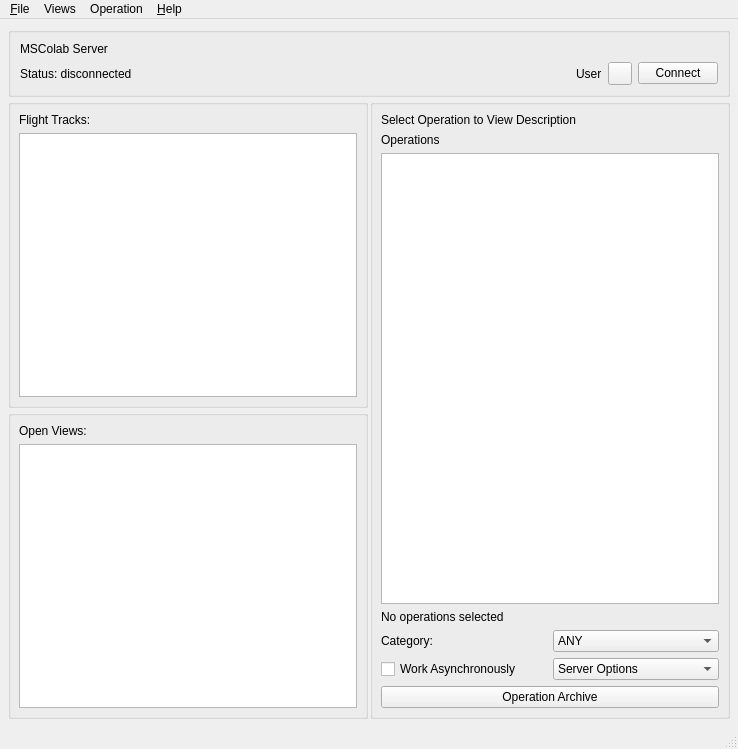
Above: mslib/msui/ui/ui_mainwindow.ui from Open-MSS/MSS before the change. Below: the same form after it.
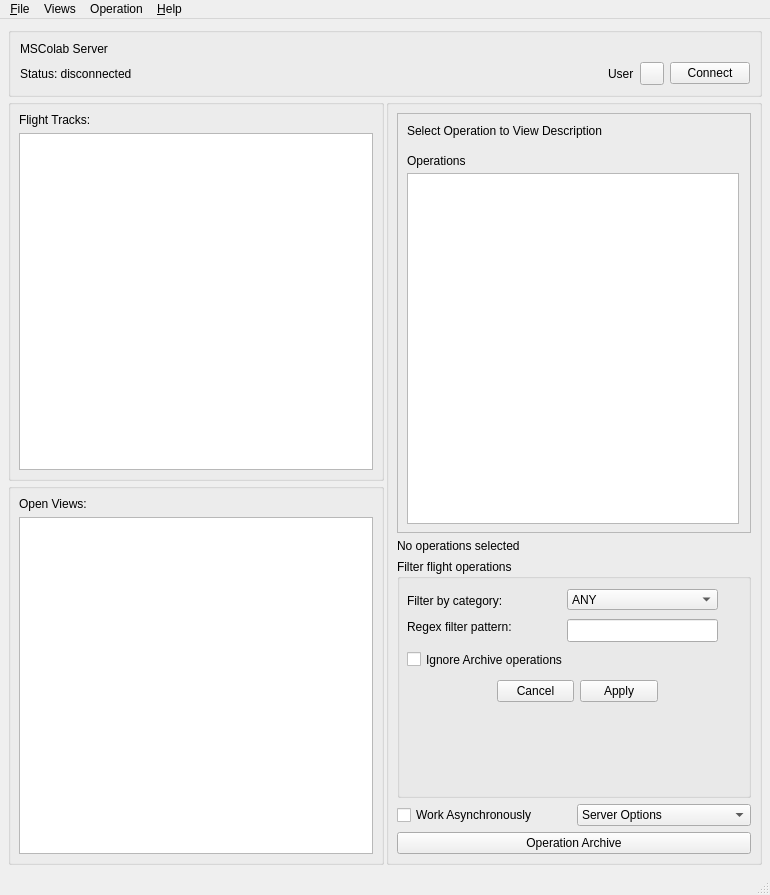
That is the form after the change.

```diff
--- a/mslib/msui/ui/ui_mainwindow.ui
+++ b/mslib/msui/ui/ui_mainwindow.ui
@@ -6,8 +6,8 @@
    <rect>
     <x>0</x>
     <y>0</y>
-    <width>738</width>
-    <height>749</height>
+    <width>770</width>
+    <height>895</height>
    </rect>
   </property>
   <property name="minimumSize">
@@ -235,6 +235,12 @@
            </property>
            <item row="6" column="0" colspan="2">
             <widget class="QLabel" name="workingStatusLabel">
+             <property name="sizePolicy">
+              <sizepolicy hsizetype="Preferred" vsizetype="Maximum">
+               <horstretch>0</horstretch>
+               <verstretch>0</verstretch>
+              </sizepolicy>
+             </property>
              <property name="text">
               <string>No operations selected</string>
              </property>
@@ -243,21 +249,7 @@
              </property>
             </widget>
            </item>
-           <item row="1" column="0" colspan="2">
-            <widget class="QLabel" name="activeOperationDesc">
-             <property name="text">
-              <string>Select Operation to View Description</string>
-             </property>
-            </widget>
-           </item>
-           <item row="2" column="0">
-            <widget class="QLabel" name="activeOperationsLabel">
-             <property name="text">
-              <string>Operations</string>
-             </property>
-            </widget>
-           </item>
-           <item row="10" column="0">
+           <item row="9" column="0">
             <widget class="QCheckBox" name="workLocallyCheckbox">
              <property name="toolTip">
               <string>Check to work asynchronously from the server</string>
@@ -268,30 +260,6 @@
             </widget>
            </item>
            <item row="9" column="1">
-            <widget class="QComboBox" name="filterCategoryCb">
-             <property name="whatsThis">
-              <string>filter by operation category</string>
-             </property>
-             <property name="autoFillBackground">
-              <bool>false</bool>
-             </property>
-             <property name="editable">
-              <bool>false</bool>
-             </property>
-             <property name="currentText">
-              <string>ANY</string>
-             </property>
-             <property name="currentIndex">
-              <number>0</number>
-             </property>
-             <item>
-              <property name="text">
-               <string>ANY</string>
-              </property>
-             </item>
-            </widget>
-           </item>
-           <item row="10" column="1">
             <widget class="QComboBox" name="serverOptionsCb">
              <property name="toolTip">
               <string>Fetch/Save Server options</string>
@@ -313,22 +281,109 @@
              </item>
             </widget>
            </item>
-           <item row="9" column="0">
-            <widget class="QLabel" name="categoryLabel">
-             <property name="text">
-              <string>Category:</string>
+           <item row="7" column="0" colspan="2">
+            <widget class="QGroupBox" name="groupBox">
+             <property name="title">
+              <string>Filter flight operations</string>
              </property>
+             <widget class="QLabel" name="categoryLabel">
+              <property name="geometry">
+               <rect>
+                <x>10</x>
+                <y>30</y>
+                <width>111</width>
+                <height>23</height>
+               </rect>
+              </property>
+              <property name="text">
+               <string>Filter by category:</string>
+              </property>
+             </widget>
+             <widget class="QComboBox" name="filterCategoryCb">
+              <property name="geometry">
+               <rect>
+                <x>170</x>
+                <y>30</y>
+                <width>151</width>
+                <height>21</height>
+               </rect>
+              </property>
+              <property name="whatsThis">
+               <string>filter by operation category</string>
+              </property>
+              <property name="autoFillBackground">
+               <bool>false</bool>
+              </property>
+              <property name="editable">
+               <bool>false</bool>
+              </property>
+              <property name="currentText">
+               <string>ANY</string>
+              </property>
+              <property name="currentIndex">
+               <number>0</number>
+              </property>
+              <item>
+               <property name="text">
+                <string>ANY</string>
+               </property>
+              </item>
+             </widget>
+             <widget class="QLabel" name="regexlable">
+              <property name="geometry">
+               <rect>
+                <x>10</x>
+                <y>60</y>
+                <width>131</width>
+                <height>16</height>
+               </rect>
+              </property>
+              <property name="text">
+               <string>Regex filter pattern:</string>
+              </property>
+             </widget>
+             <widget class="QCheckBox" name="ignoreArchiveCb">
+              <property name="geometry">
+               <rect>
+                <x>10</x>
+                <y>90</y>
+                <width>181</width>
+                <height>21</height>
+               </rect>
+              </property>
+              <property name="text">
+               <string>Ignore Archive operations</string>
+              </property>
+             </widget>
+             <widget class="QDialogButtonBox" name="applyCancelBb">
+              <property name="geometry">
+               <rect>
+                <x>100</x>
+                <y>120</y>
+                <width>161</width>
+                <height>24</height>
+               </rect>
+              </property>
+              <property name="standardButtons">
+               <set>QDialogButtonBox::Apply|QDialogButtonBox::Cancel</set>
+              </property>
+              <property name="centerButtons">
+               <bool>false</bool>
+              </property>
+             </widget>
+             <widget class="QLineEdit" name="regexFilterLe">
+              <property name="geometry">
+               <rect>
+                <x>170</x>
+                <y>60</y>
+                <width>151</width>
+                <height>23</height>
+               </rect>
+              </property>
+             </widget>
             </widget>
            </item>
-           <item row="4" column="0" colspan="2">
-            <widget class="QListWidget" name="listOperationsMSC">
-             <property name="toolTip">
-              <string>List of mscolab operations.
-Double click a operation to activate and view its description.</string>
-             </property>
-            </widget>
-           </item>
-           <item row="11" column="0" colspan="2">
+           <item row="10" column="0" colspan="2">
             <widget class="QPushButton" name="pbOpenOperationArchive">
              <property name="sizePolicy">
               <sizepolicy hsizetype="Expanding" vsizetype="Fixed">
@@ -341,6 +396,92 @@
              </property>
             </widget>
            </item>
+           <item row="0" column="0" colspan="2">
+            <widget class="QFrame" name="frame">
+             <property name="minimumSize">
+              <size>
+               <width>200</width>
+               <height>420</height>
+              </size>
+             </property>
+             <property name="frameShape">
+              <enum>QFrame::StyledPanel</enum>
+             </property>
+             <property name="frameShadow">
+              <enum>QFrame::Raised</enum>
+             </property>
+             <widget class="QLabel" name="activeOperationDesc">
+              <property name="geometry">
+               <rect>
+                <x>10</x>
+                <y>10</y>
+                <width>332</width>
+                <height>15</height>
+               </rect>
+              </property>
+              <property name="sizePolicy">
+               <sizepolicy hsizetype="Preferred" vsizetype="Fixed">
+                <horstretch>0</horstretch>
+                <verstretch>0</verstretch>
+               </sizepolicy>
+              </property>
+              <property name="text">
+               <string>Select Operation to View Description</string>
+              </property>
+             </widget>
+             <widget class="QLabel" name="activeOperationsLabel">
+              <property name="geometry">
+               <rect>
+                <x>10</x>
+                <y>40</y>
+                <width>332</width>
+                <height>15</height>
+               </rect>
+              </property>
+              <property name="sizePolicy">
+               <sizepolicy hsizetype="Preferred" vsizetype="Maximum">
+                <horstretch>0</horstretch>
+                <verstretch>0</verstretch>
+               </sizepolicy>
+              </property>
+              <property name="text">
+               <string>Operations</string>
+              </property>
+             </widget>
+             <widget class="QListWidget" name="listOperationsMSC">
+              <property name="geometry">
+               <rect>
+                <x>10</x>
+                <y>60</y>
+                <width>332</width>
+                <height>351</height>
+               </rect>
+              </property>
+              <property name="sizePolicy">
+               <sizepolicy hsizetype="Expanding" vsizetype="Expanding">
+                <horstretch>0</horstretch>
+                <verstretch>0</verstretch>
+               </sizepolicy>
+              </property>
+              <property name="minimumSize">
+               <size>
+                <width>0</width>
+                <height>0</height>
+               </size>
+              </property>
+              <property name="maximumSize">
+               <size>
+                <width>16777215</width>
+                <height>400</height>
+               </size>
+              </property>
+              <property name="toolTip">
+               <string>List of mscolab operations.
+Double click a operation to activate and view its description.</string>
+              </property>
+             </widget>
+            </widget>
+           </item>
           </layout>
          </widget>
         </item>
@@ -355,8 +496,8 @@
     <rect>
      <x>0</x>
      <y>0</y>
-     <width>738</width>
-     <height>22</height>
+     <width>770</width>
+     <height>20</height>
     </rect>
    </property>
    <property name="nativeMenuBar">
```
Left out of the diff: 1 changed line with no effect on the pictures.
